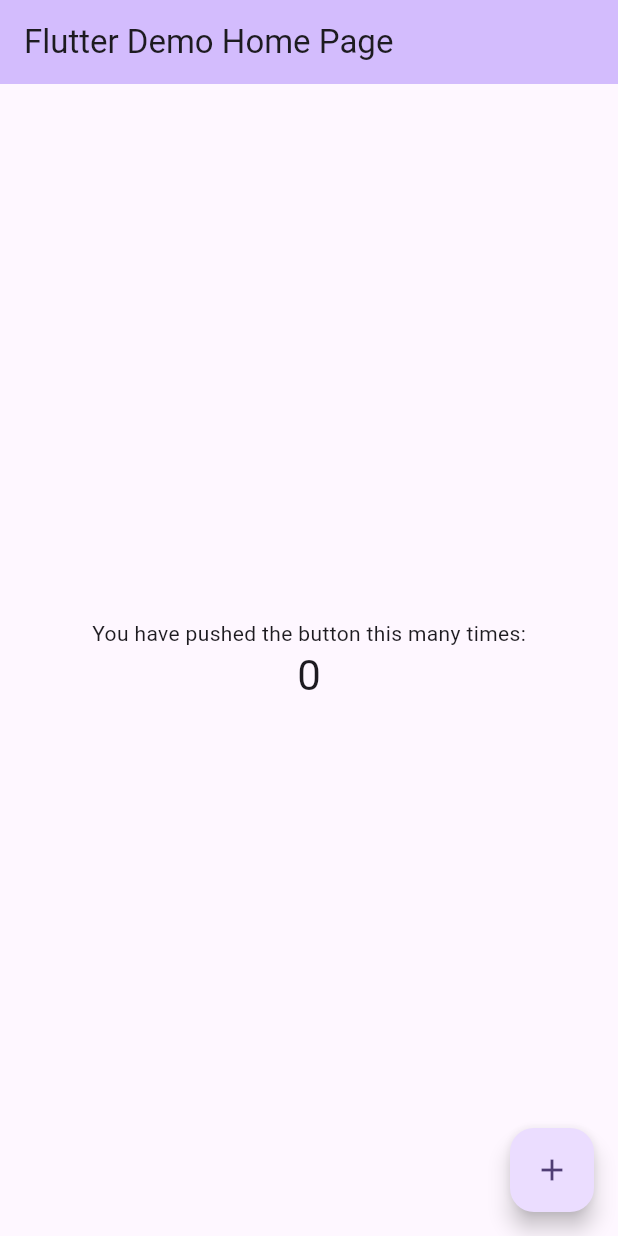
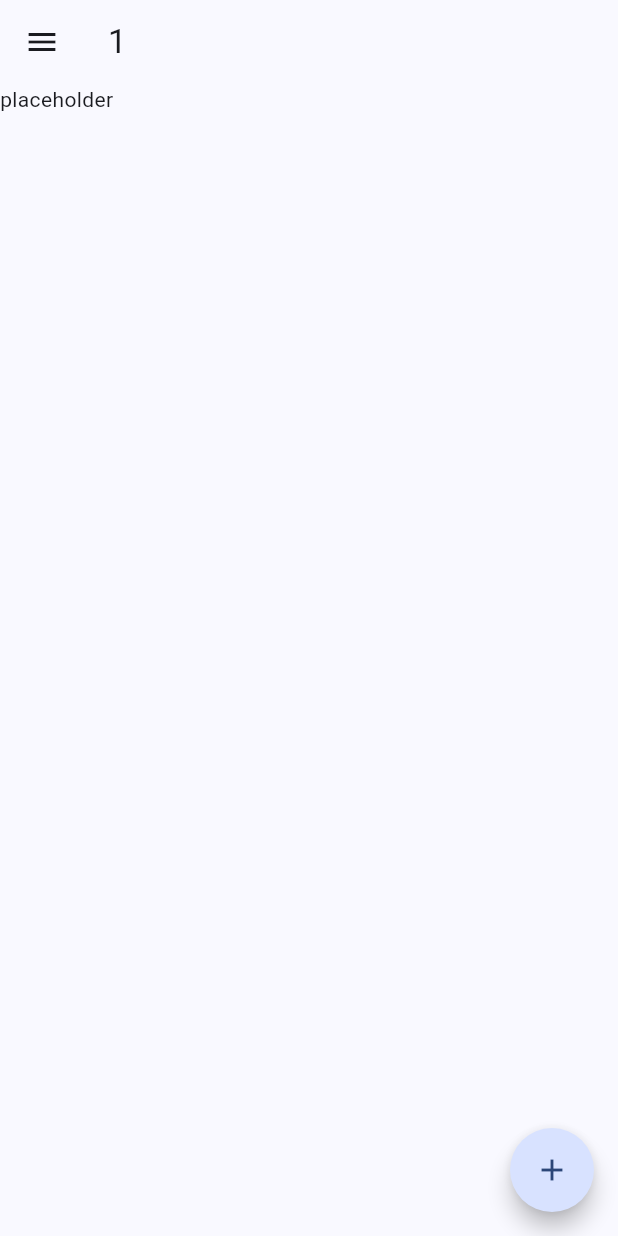
Before and after one commit to hamburg1r/expensetracker, a Flutter app: the screen it shows after launch, on a phone screen of 412 x 824 dp. Run offline on Flutter 3.47's test engine with Material 3 defaults, Android fonts, the phone set to English and light mode, and no system bars; drawn by our look-alikes of dynamic_color, flutter_advanced_drawer; our stand-ins replace flutter_riverpod, riverpod_annotation; generated files the repository leaves out were written again.

Commit message:
Added drawer and system theme

```diff
--- a/lib/main.dart
+++ b/lib/main.dart
@@ -1,125 +1,239 @@
+import 'package:dynamic_color/dynamic_color.dart';
 import 'package:flutter/material.dart';
+import 'package:flutter_advanced_drawer/flutter_advanced_drawer.dart';
+import 'package:flutter_riverpod/flutter_riverpod.dart';
+import 'package:riverpod_annotation/riverpod_annotation.dart';
+
+part 'main.g.dart';
 
 void main() {
-  runApp(const MyApp());
+  runApp(ProviderScope(
+    child: const App(),
+  ));
 }
 
-class MyApp extends StatelessWidget {
-  const MyApp({super.key});
+class App extends StatelessWidget {
+  const App({
+    super.key,
+  });
 
-  // This widget is the root of your application.
   @override
   Widget build(BuildContext context) {
+    return DynamicColorBuilder(
+      builder: (ColorScheme? lightDynamic, ColorScheme? darkDynamic) {
+        ColorScheme lightColorScheme;
+        ColorScheme darkColorScheme;
+
+        if (lightDynamic != null && darkDynamic != null) {
+          // On Android S+ devices, use the provided dynamic color scheme.
+          // (Recommended) Harmonize the dynamic color scheme' built-in semantic colors.
+          lightColorScheme = lightDynamic.harmonized();
+          // (Optional) Customize the scheme as desired. For example, one might
+          // want to use a brand color to override the dynamic [ColorScheme.secondary].
+          // lightColorScheme = lightColorScheme.copyWith(secondary: _brandBlue);
+          // (Optional) If applicable, harmonize custom colors.
+          // lightCustomColors = lightCustomColors.harmonized(lightColorScheme);
+
+          // Repeat for the dark color scheme.
+          darkColorScheme = darkDynamic.harmonized();
+          // darkColorScheme = darkColorScheme.copyWith(secondary: _brandBlue);
+          // darkCustomColors = darkCustomColors.harmonized(darkColorScheme);
+
+          // _isDemoUsingDynamicColors = true; // ignore, only for demo purposes
+        } else {
+          // Otherwise, use fallback schemes.
+          lightColorScheme = ColorScheme.fromSeed(
+            seedColor: Colors.blueAccent,
+          );
+          darkColorScheme = ColorScheme.fromSeed(
+            seedColor: Colors.blueAccent,
+            brightness: Brightness.dark,
+          );
+        }
         return MaterialApp(
-      title: 'Flutter Demo',
+          debugShowCheckedModeBanner: false,
+          title: "NoteQuest",
           theme: ThemeData(
-        // This is the theme of your application.
-        //
-        // TRY THIS: Try running your application with "flutter run". You'll see
-        // the application has a purple toolbar. Then, without quitting the app,
-        // try changing the seedColor in the colorScheme below to Colors.green
-        // and then invoke "hot reload" (save your changes or press the "hot
-        // reload" button in a Flutter-supported IDE, or press "r" if you used
-        // the command line to start the app).
-        //
-        // Notice that the counter didn't reset back to zero; the application
-        // state is not lost during the reload. To reset the state, use hot
-        // restart instead.
-        //
-        // This works for code too, not just values: Most code changes can be
-        // tested with just a hot reload.
-        colorScheme: ColorScheme.fromSeed(seedColor: Colors.deepPurple),
-        useMaterial3: true,
+            // primaryColor: MaterialAccentColor(accentColor),
+            colorScheme: lightColorScheme,
           ),
-      home: const MyHomePage(title: 'Flutter Demo Home Page'),
+          darkTheme: ThemeData(
+            colorScheme: darkColorScheme,
+          ),
+          themeMode: ThemeMode.system,
+          home: HomeScreen(),
+        );
+      },
     );
   }
 }
 
-class MyHomePage extends StatefulWidget {
-  const MyHomePage({super.key, required this.title});
-
-  // This widget is the home page of your application. It is stateful, meaning
-  // that it has a State object (defined below) that contains fields that affect
-  // how it looks.
-
-  // This class is the configuration for the state. It holds the values (in this
-  // case the title) provided by the parent (in this case the App widget) and
-  // used by the build method of the State. Fields in a Widget subclass are
-  // always marked "final".
-
-  final String title;
+class HomeScreen extends ConsumerStatefulWidget {
+  const HomeScreen({
+    super.key,
+  });
 
   @override
-  State<MyHomePage> createState() => _MyHomePageState();
+  ConsumerState<HomeScreen> createState() => _HomeScreenState();
 }
 
-class _MyHomePageState extends State<MyHomePage> {
-  int _counter = 0;
-
-  void _incrementCounter() {
-    setState(() {
-      // This call to setState tells the Flutter framework that something has
-      // changed in this State, which causes it to rerun the build method below
-      // so that the display can reflect the updated values. If we changed
-      // _counter without calling setState(), then the build method would not be
-      // called again, and so nothing would appear to happen.
-      _counter++;
-    });
-  }
+class _HomeScreenState extends ConsumerState<HomeScreen> {
+  final _advancedDrawerController = AdvancedDrawerController();
 
   @override
   Widget build(BuildContext context) {
-    // This method is rerun every time setState is called, for instance as done
-    // by the _incrementCounter method above.
-    //
-    // The Flutter framework has been optimized to make rerunning build methods
-    // fast, so that you can just rebuild anything that needs updating rather
-    // than having to individually change instances of widgets.
-    return Scaffold(
-      appBar: AppBar(
-        // TRY THIS: Try changing the color here to a specific color (to
-        // Colors.amber, perhaps?) and trigger a hot reload to see the AppBar
-        // change color while the other colors stay the same.
-        backgroundColor: Theme.of(context).colorScheme.inversePrimary,
-        // Here we take the value from the MyHomePage object that was created by
-        // the App.build method, and use it to set our appbar title.
-        title: Text(widget.title),
+    int currentScreen = ref.watch(indexStorageProvider);
+    var currentScreenNotifier = ref.read(indexStorageProvider.notifier);
+    appBar(
+      Widget title, [
+      List<Widget> actions = const [],
+    ]) =>
+        AppBar(
+          title: title,
+          leading: IconButton(
+            onPressed: _handleMenuButtonPressed,
+            icon: ValueListenableBuilder<AdvancedDrawerValue>(
+              valueListenable: _advancedDrawerController,
+              builder: (_, value, __) {
+                return AnimatedSwitcher(
+                  duration: Duration(milliseconds: 250),
+                  child: Icon(
+                    value.visible ? Icons.clear : Icons.menu,
+                    key: ValueKey<bool>(value.visible),
                   ),
-      body: Center(
-        // Center is a layout widget. It takes a single child and positions it
-        // in the middle of the parent.
+                );
+              },
+            ),
+          ),
+          actions: actions,
+        );
+    var screens = <Widget>[
+      Scaffold(
+        appBar: appBar(Text('1')),
+        body: Text('placeholder'),
+        floatingActionButton: FloatingActionButton(
+          shape: CircleBorder(),
+          onPressed: () => print("Hello"),
+          child: Icon(Icons.add),
+        ),
+      ),
+    ];
+
+    return AdvancedDrawer(
+      backdrop: Container(
+        width: MediaQuery.of(context).size.width,
+        height: MediaQuery.of(context).size.height,
+        color: Theme.of(context).focusColor,
+        // decoration: BoxDecoration(
+        //   gradient: LinearGradient(
+        //     begin: Alignment.topLeft,
+        //     end: Alignment.bottomRight,
+        //     colors: [Colors.blueGrey, Colors.blueGrey.withOpacity(0.2)],
+        //   ),
+        // ),
+      ),
+      controller: _advancedDrawerController,
+      animationCurve: Curves.fastOutSlowIn,
+      animationDuration: const Duration(milliseconds: 500),
+      animateChildDecoration: true,
+      rtlOpening: false,
+      openScale: 0.83,
+      openRatio: 0.6,
+      disabledGestures: false,
+      childDecoration: const BoxDecoration(
+        // NOTICE: Uncomment if you want to add shadow behind the page.
+        // Keep in mind that it may cause animation jerks.
+        // boxShadow: <BoxShadow>[
+        //   BoxShadow(
+        //     color: Colors.black12,
+        //     blurRadius: 1.0,
+        //   ),
+        // ],
+        borderRadius: BorderRadius.all(Radius.circular(20)),
+      ),
+      drawer: SafeArea(
+        child: ListTileTheme(
+          textColor: Colors.white,
+          iconColor: Colors.white,
           child: Column(
-          // Column is also a layout widget. It takes a list of children and
-          // arranges them vertically. By default, it sizes itself to fit its
-          // children horizontally, and tries to be as tall as its parent.
-          //
-          // Column has various properties to control how it sizes itself and
-          // how it positions its children. Here we use mainAxisAlignment to
-          // center the children vertically; the main axis here is the vertical
-          // axis because Columns are vertical (the cross axis would be
-          // horizontal).
-          //
-          // TRY THIS: Invoke "debug painting" (choose the "Toggle Debug Paint"
-          // action in the IDE, or press "p" in the console), to see the
-          // wireframe for each widget.
-          mainAxisAlignment: MainAxisAlignment.center,
-          children: <Widget>[
-            const Text(
-              'You have pushed the button this many times:',
+            mainAxisSize: MainAxisSize.max,
+            children: [
+              Spacer(),
+              ListTile(
+                onTap: () {
+                  if (currentScreen != 0) {
+                    setState(() {
+                      currentScreenNotifier.update(0);
+                    });
+                  }
+                },
+                // leading: Icon(Icons.notes),
+                title: Text('Overview'),
               ),
-            Text(
-              '$_counter',
-              style: Theme.of(context).textTheme.headlineMedium,
+              ListTile(
+                onTap: () {
+                  if (currentScreen != 1) {
+                    setState(() {
+                      currentScreenNotifier.update(1);
+                    });
+                  }
+                },
+                // leading: Icon(Icons.folder),
+                title: Text('Documents'),
               ),
+              ListTile(
+                onTap: () {
+                  if (currentScreen != 2) {
+                    setState(() {
+                      currentScreenNotifier.update(2);
+                    });
+                  }
+                },
+                // leading: Icon(Icons.calendar_month),
+                title: Text('Calendar'),
+              ),
+              ListTile(
+                onTap: () {
+                  if (currentScreen != 3) {
+                    setState(() {
+                      currentScreenNotifier.update(2);
+                    });
+                  }
+                },
+                // leading: Icon(Icons.settings),
+                title: Text('Settings'),
+              ),
+              Spacer(flex: 4),
             ],
           ),
         ),
-      floatingActionButton: FloatingActionButton(
-        onPressed: _incrementCounter,
-        tooltip: 'Increment',
-        child: const Icon(Icons.add),
-      ), // This trailing comma makes auto-formatting nicer for build methods.
+      ),
+      child: screens[currentScreen],
     );
   }
+
+  void _handleMenuButtonPressed() {
+    _advancedDrawerController.showDrawer();
   }
+}
+
+@riverpod
+class IndexStorage extends _$IndexStorage {
+  @override
+  int build() {
+    // Initial value
+    return 0;
+  }
+
+  void update(int value) {
+    state = value;
+  }
+
+  void increment() {
+    state++;
+  }
+
+  void decrement() {
+    state--;
+  }
+}
```
Also changed, not shown: pubspec.yaml (+8 -0 lines), lib/main.g.dart (added), pubspec.lock. Lines whose indentation alone changed are shown as unchanged.
